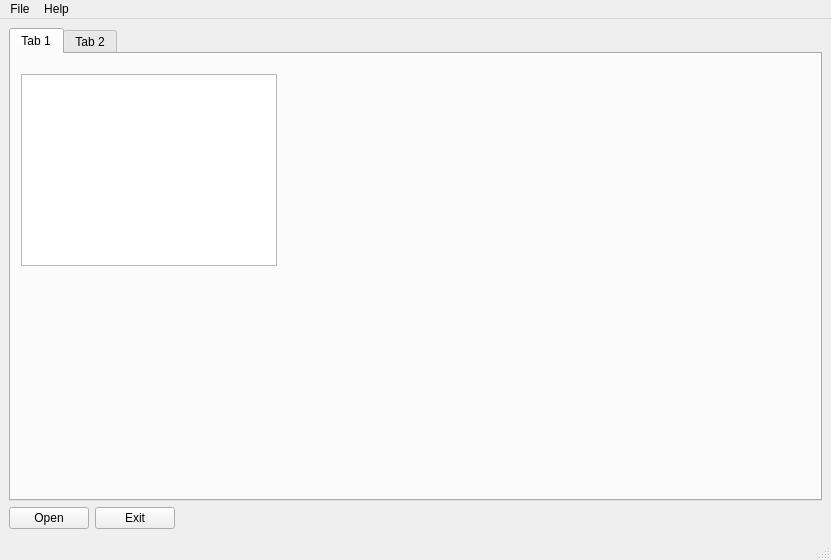
This is python_src/30_tensor_flow_ex/ex02_bin/QtBinApp.ui in openvisual/open-visual-machine-learning as Qt 5 draws it before an edit. The edited form follows.
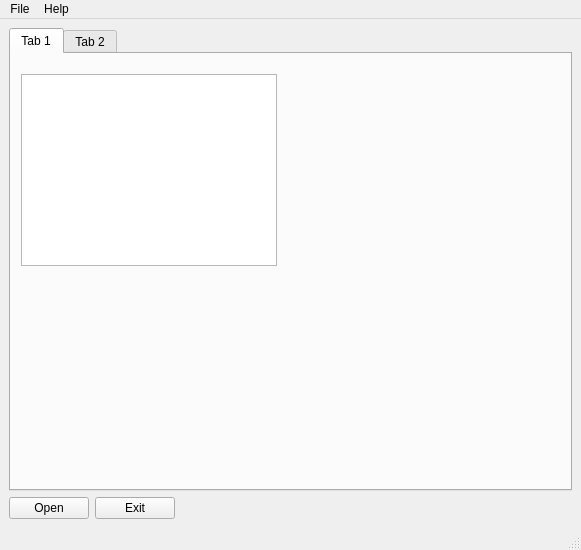
This is the edited form. Icons and pictures are not drawn.

```diff
--- a/python_src/30_tensor_flow_ex/ex02_bin/QtBinApp.ui
+++ b/python_src/30_tensor_flow_ex/ex02_bin/QtBinApp.ui
@@ -6,8 +6,8 @@
    <rect>
     <x>0</x>
     <y>0</y>
-    <width>831</width>
-    <height>560</height>
+    <width>581</width>
+    <height>550</height>
    </rect>
   </property>
   <property name="windowTitle">
@@ -80,7 +80,7 @@
     <rect>
      <x>0</x>
      <y>0</y>
-     <width>831</width>
+     <width>581</width>
      <height>21</height>
     </rect>
    </property>
```
Left out of the diff: 8 changed lines with no effect on the pictures.
